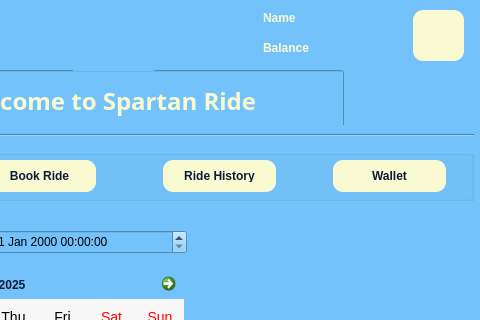
Before: the Qt Designer form UI_Files/Student_Dialog.ui in sakotiya/SPARTANRIDESJSU, drawn with Qt 5; both pictures show x 227 to 707 and y 0 to 320 of the 707 by 639 pixel window.
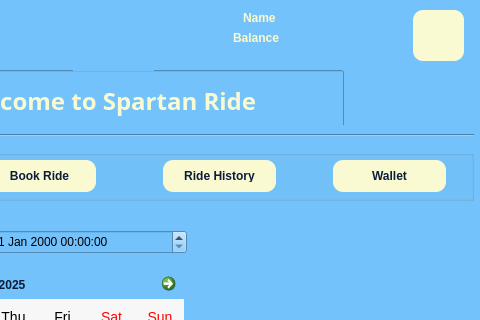
After: the same form once the commit is applied. Icons and pictures are not drawn.

```diff
--- a/UI_Files/Student_Dialog.ui
+++ b/UI_Files/Student_Dialog.ui
@@ -100,7 +100,7 @@
   <widget class="QLabel" name="student_name">
    <property name="geometry">
     <rect>
-     <x>490</x>
+     <x>470</x>
      <y>10</y>
      <width>60</width>
      <height>16</height>
@@ -121,8 +121,8 @@
   <widget class="QLabel" name="Balamce">
    <property name="geometry">
     <rect>
-     <x>490</x>
-     <y>40</y>
+     <x>460</x>
+     <y>30</y>
      <width>60</width>
      <height>16</height>
     </rect>
@@ -485,6 +485,32 @@
     <string>Home</string>
    </property>
   </widget>
+  <widget class="QLabel" name="namelabel">
+   <property name="geometry">
+    <rect>
+     <x>519</x>
+     <y>10</y>
+     <width>91</width>
+     <height>20</height>
+    </rect>
+   </property>
+   <property name="text">
+    <string/>
+   </property>
+  </widget>
+  <widget class="QLabel" name="balancelabel">
+   <property name="geometry">
+    <rect>
+     <x>519</x>
+     <y>30</y>
+     <width>81</width>
+     <height>20</height>
+    </rect>
+   </property>
+   <property name="text">
+    <string/>
+   </property>
+  </widget>
  </widget>
  <resources/>
  <connections/>
```
Left out of the diff: 4 changed lines with no effect on the pictures.
